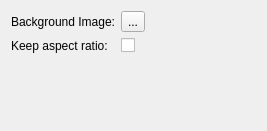
First picture: the form in themes/userbar/config.ui, repository KDE/lightdm, before the edit.
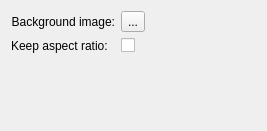
Second picture: the form after the edit. Custom widgets are drawn as their Qt base class.

```diff
--- a/themes/userbar/config.ui
+++ b/themes/userbar/config.ui
@@ -17,7 +17,7 @@
    <item row="0" column="0">
     <widget class="QLabel" name="label">
      <property name="text">
-      <string>Background Image:</string>
+      <string>Background image:</string>
      </property>
      <property name="alignment">
       <set>Qt::AlignRight|Qt::AlignTrailing|Qt::AlignVCenter</set>
```
